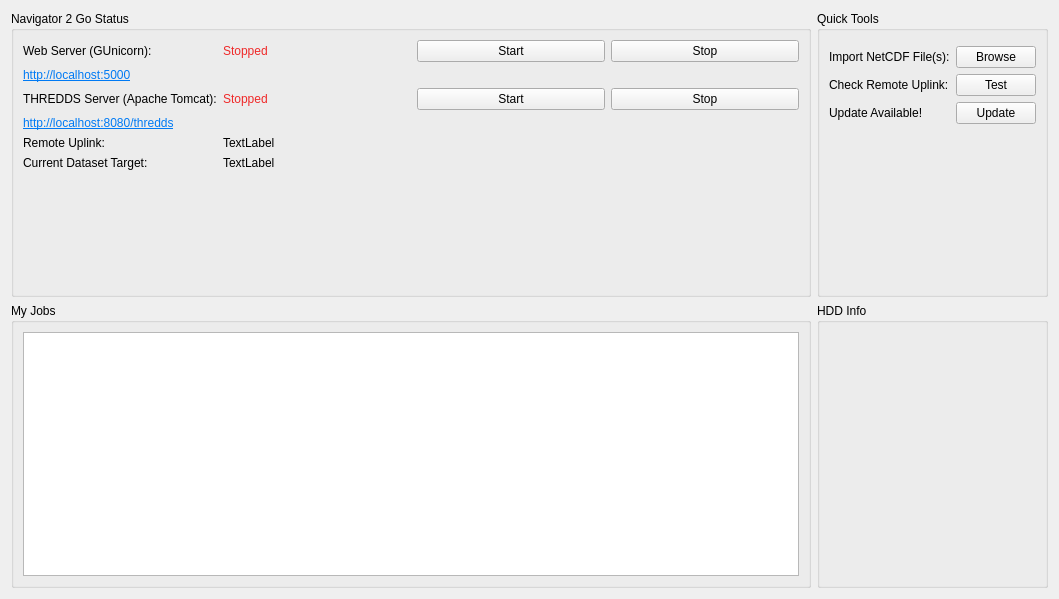
First picture: the form in app/widgetdashboard.ui, repository DFO-Ocean-Navigator/Navigator2Go, before the edit.
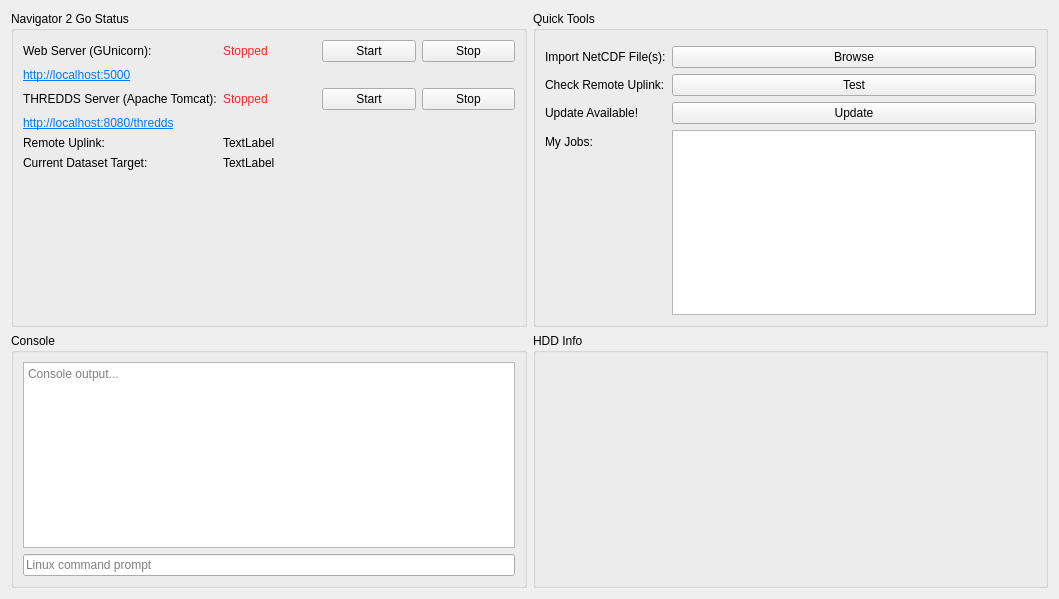
Second picture: the form after the edit. Icons and pictures are not drawn.

Commit message: Implemented month picker widget + basic console prompt

```diff
--- a/app/widgetdashboard.ui
+++ b/app/widgetdashboard.ui
@@ -223,23 +223,53 @@
         </property>
        </widget>
       </item>
+      <item row="5" column="1">
+       <widget class="QListWidget" name="listWidgetJobs">
+        <property name="alternatingRowColors">
+         <bool>true</bool>
+        </property>
+        <property name="uniformItemSizes">
+         <bool>true</bool>
+        </property>
+       </widget>
+      </item>
+      <item row="5" column="0">
+       <widget class="QLabel" name="label_6">
+        <property name="text">
+         <string>My Jobs:</string>
+        </property>
+       </widget>
+      </item>
      </layout>
     </widget>
    </item>
    <item row="1" column="0">
     <widget class="QGroupBox" name="groupBox_2">
      <property name="title">
-      <string>My Jobs</string>
+      <string>Console</string>
      </property>
      <layout class="QVBoxLayout" name="verticalLayout_2">
       <item>
        <layout class="QVBoxLayout" name="verticalLayout">
         <item>
-         <widget class="QListWidget" name="listWidgetJobs">
-          <property name="alternatingRowColors">
+         <widget class="QTextEdit" name="textEdit">
+          <property name="undoRedoEnabled">
+           <bool>false</bool>
+          </property>
+          <property name="readOnly">
            <bool>true</bool>
           </property>
-          <property name="uniformItemSizes">
+          <property name="placeholderText">
+           <string>Console output...</string>
+          </property>
+         </widget>
+        </item>
+        <item>
+         <widget class="QLineEdit" name="lineEditCommandPrompt">
+          <property name="placeholderText">
+           <string>Linux command prompt</string>
+          </property>
+          <property name="clearButtonEnabled">
            <bool>true</bool>
           </property>
          </widget>
```
The commit also changes 8 other files.
